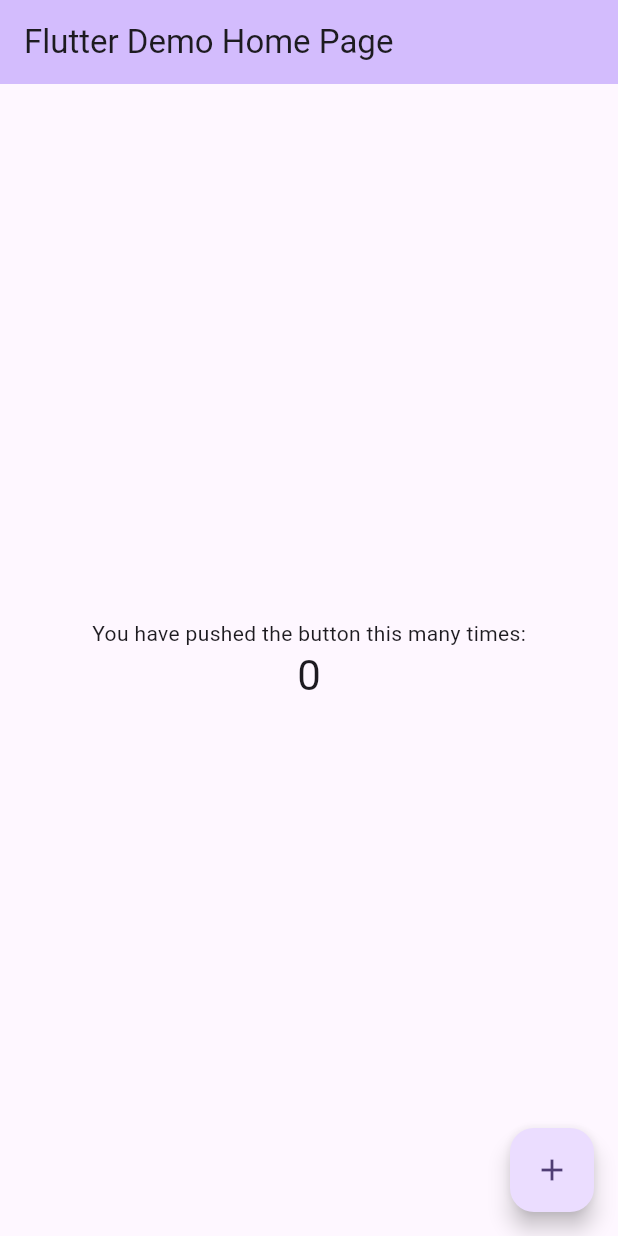
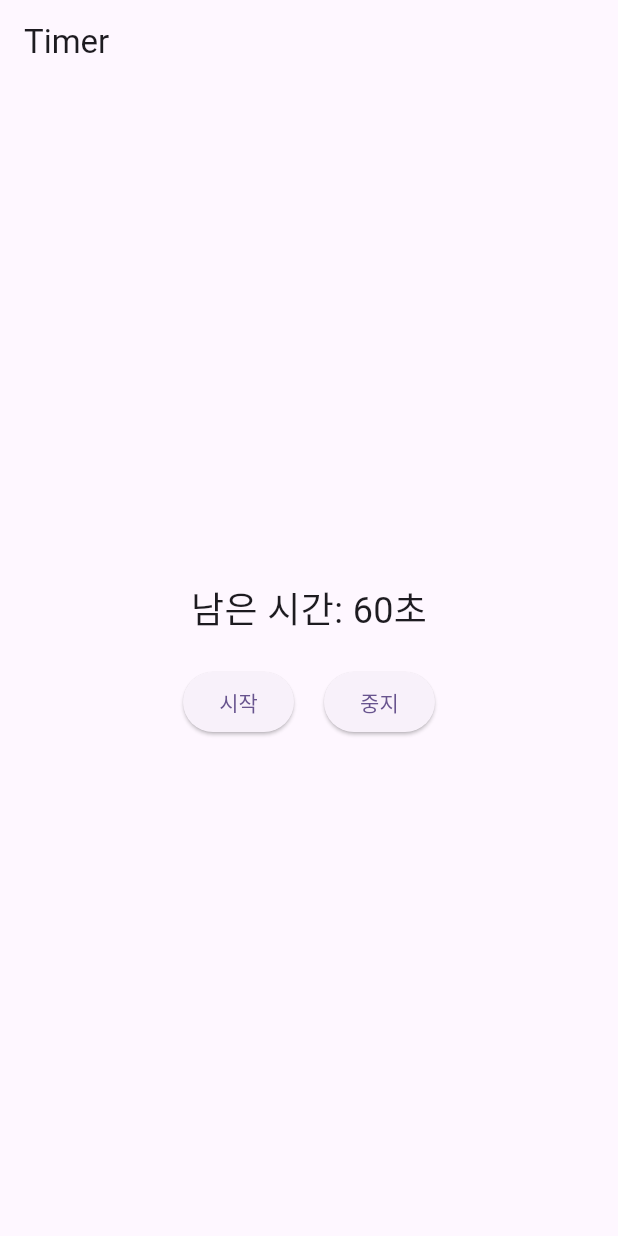
Before and after one commit to Rodgershyeonsik/time_is_money, a Flutter app: the screen it shows after launch, on a phone screen of 412 x 824 dp. Run offline on Flutter 3.47's test engine with Material 3 defaults, Android fonts, the phone set to English and light mode, and no system bars.

Commit message:
feat: default timer ui

```diff
--- a/lib/main.dart
+++ b/lib/main.dart
@@ -1,4 +1,5 @@
 import 'package:flutter/material.dart';
+import 'dart:async';
 
 void main() {
   runApp(const MyApp());
@@ -7,119 +8,92 @@
 class MyApp extends StatelessWidget {
   const MyApp({super.key});
 
-  // This widget is the root of your application.
   @override
   Widget build(BuildContext context) {
     return MaterialApp(
-      title: 'Flutter Demo',
+      title: 'Time Is Money',
       theme: ThemeData(
-        // This is the theme of your application.
-        //
-        // TRY THIS: Try running your application with "flutter run". You'll see
-        // the application has a purple toolbar. Then, without quitting the app,
-        // try changing the seedColor in the colorScheme below to Colors.green
-        // and then invoke "hot reload" (save your changes or press the "hot
-        // reload" button in a Flutter-supported IDE, or press "r" if you used
-        // the command line to start the app).
-        //
-        // Notice that the counter didn't reset back to zero; the application
-        // state is not lost during the reload. To reset the state, use hot
-        // restart instead.
-        //
-        // This works for code too, not just values: Most code changes can be
-        // tested with just a hot reload.
         colorScheme: ColorScheme.fromSeed(seedColor: Colors.deepPurple),
         useMaterial3: true,
       ),
-      home: const MyHomePage(title: 'Flutter Demo Home Page'),
+      home: TimerPage(),
     );
   }
 }
 
-class MyHomePage extends StatefulWidget {
-  const MyHomePage({super.key, required this.title});
-
-  // This widget is the home page of your application. It is stateful, meaning
-  // that it has a State object (defined below) that contains fields that affect
-  // how it looks.
-
-  // This class is the configuration for the state. It holds the values (in this
-  // case the title) provided by the parent (in this case the App widget) and
-  // used by the build method of the State. Fields in a Widget subclass are
-  // always marked "final".
-
-  final String title;
-
+class TimerPage extends StatefulWidget {
   @override
-  State<MyHomePage> createState() => _MyHomePageState();
+  _TimerPageState createState() => _TimerPageState();
 }
 
-class _MyHomePageState extends State<MyHomePage> {
-  int _counter = 0;
-
-  void _incrementCounter() {
-    setState(() {
-      // This call to setState tells the Flutter framework that something has
-      // changed in this State, which causes it to rerun the build method below
-      // so that the display can reflect the updated values. If we changed
-      // _counter without calling setState(), then the build method would not be
-      // called again, and so nothing would appear to happen.
-      _counter++;
-    });
-  }
+class _TimerPageState extends State<TimerPage> {
+  bool isRunning = false;
+  int secondsLeft = 60; // 초기 설정: 60초
 
   @override
   Widget build(BuildContext context) {
-    // This method is rerun every time setState is called, for instance as done
-    // by the _incrementCounter method above.
-    //
-    // The Flutter framework has been optimized to make rerunning build methods
-    // fast, so that you can just rebuild anything that needs updating rather
-    // than having to individually change instances of widgets.
     return Scaffold(
       appBar: AppBar(
-        // TRY THIS: Try changing the color here to a specific color (to
-        // Colors.amber, perhaps?) and trigger a hot reload to see the AppBar
-        // change color while the other colors stay the same.
-        backgroundColor: Theme.of(context).colorScheme.inversePrimary,
-        // Here we take the value from the MyHomePage object that was created by
-        // the App.build method, and use it to set our appbar title.
-        title: Text(widget.title),
+        title: Text('Timer'),
       ),
       body: Center(
-        // Center is a layout widget. It takes a single child and positions it
-        // in the middle of the parent.
         child: Column(
-          // Column is also a layout widget. It takes a list of children and
-          // arranges them vertically. By default, it sizes itself to fit its
-          // children horizontally, and tries to be as tall as its parent.
-          //
-          // Column has various properties to control how it sizes itself and
-          // how it positions its children. Here we use mainAxisAlignment to
-          // center the children vertically; the main axis here is the vertical
-          // axis because Columns are vertical (the cross axis would be
-          // horizontal).
-          //
-          // TRY THIS: Invoke "debug painting" (choose the "Toggle Debug Paint"
-          // action in the IDE, or press "p" in the console), to see the
-          // wireframe for each widget.
           mainAxisAlignment: MainAxisAlignment.center,
           children: <Widget>[
-            const Text(
-              'You have pushed the button this many times:',
+            Text(
+              '남은 시간: ${secondsLeft.toString()}초',
+              style: TextStyle(fontSize: 24),
             ),
-            Text(
-              '$_counter',
-              style: Theme.of(context).textTheme.headlineMedium,
+            SizedBox(height: 20),
+            Row(
+              mainAxisAlignment: MainAxisAlignment.center,
+              children: [
+                ElevatedButton(
+                  onPressed: () {
+                    startTimer();
+                  },
+                  child: Text('시작'),
+                ),
+                SizedBox(width: 20),
+                ElevatedButton(
+                  onPressed: () {
+                    stopTimer();
+                  },
+                  child: Text('중지'),
+                ),
+              ],
             ),
           ],
         ),
       ),
-      floatingActionButton: FloatingActionButton(
-        onPressed: _incrementCounter,
-        tooltip: 'Increment',
-        child: const Icon(Icons.add),
-      ), // This trailing comma makes auto-formatting nicer for build methods.
     );
   }
+
+  void startTimer() {
+    if (!isRunning) {
+      setState(() {
+        isRunning = true;
+      });
+      const oneSec = const Duration(seconds: 1);
+      Timer.periodic(oneSec, (Timer timer) {
+        setState(() {
+          if (secondsLeft < 1) {
+            timer.cancel();
+            isRunning = false;
+          } else {
+            secondsLeft = secondsLeft - 1;
+          }
+        });
+      });
+    }
+  }
+
+  void stopTimer() {
+    if (isRunning) {
+      setState(() {
+        isRunning = false;
+        secondsLeft = 60; // 타이머를 중지하면 남은 시간을 다시 60초로 설정
+      });
+    }
+  }
 }
```
